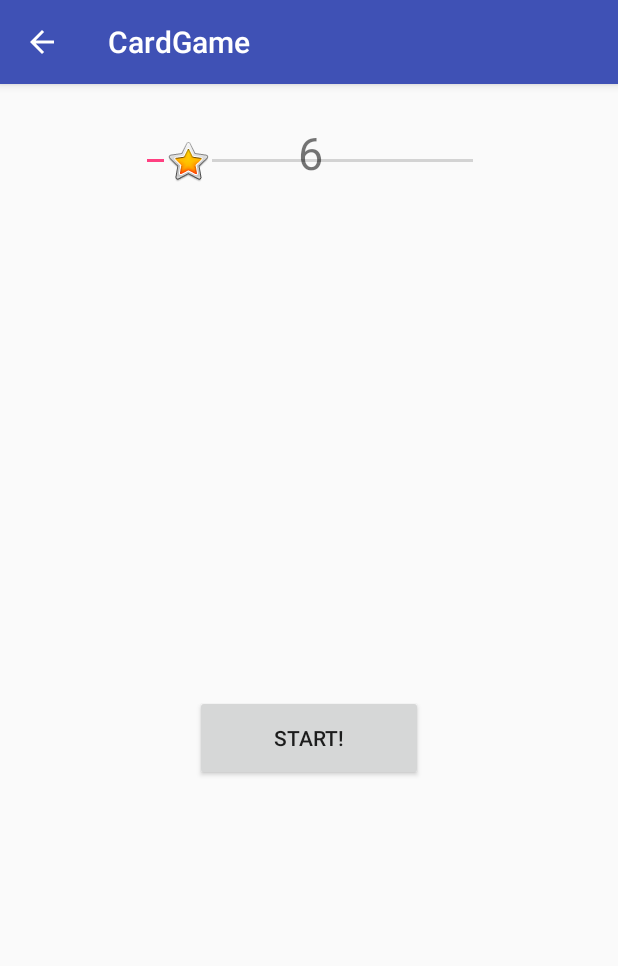
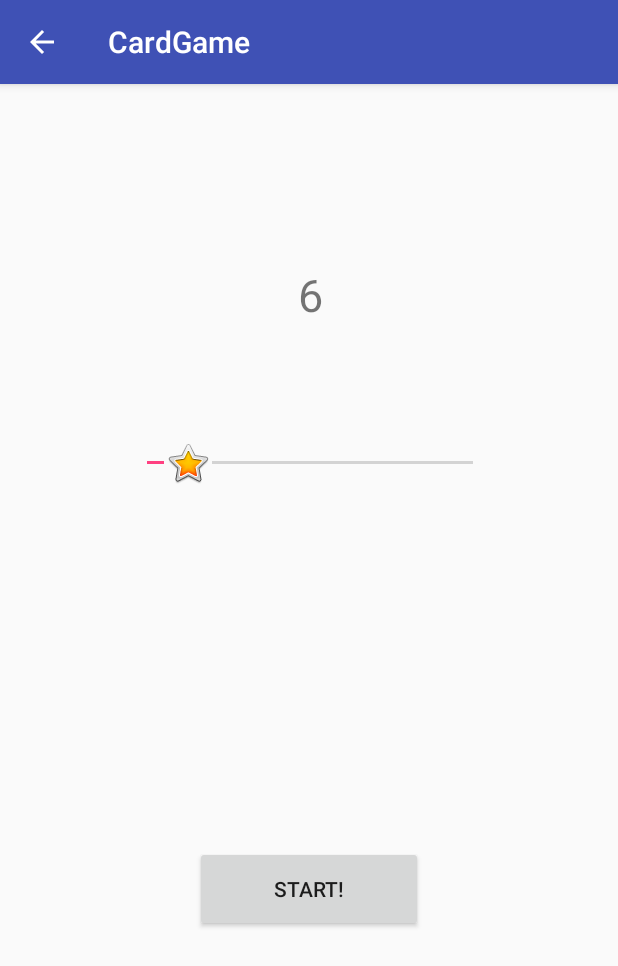
Before and after one commit to SwaySway/CardGame, an Android app: the GameDifficultyActivity screen opened directly, with no data from a screen before it, on a phone screen of 412 x 824 dp. Shown: the top 966 px of the screen. Run offline under Robolectric (Android 15) with nearby library versions, the phone set to English and light mode, and no system bars.

Commit message:
final submission

```diff
--- a/app/src/main/res/layout/activity_game_difficulty_acitivity.xml
+++ b/app/src/main/res/layout/activity_game_difficulty_acitivity.xml
@@ -12,25 +12,24 @@
         android:layout_height="103dp"
         android:layout_marginEnd="8dp"
         android:layout_marginStart="8dp"
+        android:layout_marginTop="20dp"
         android:scrollbarSize="50dp"
         android:thumb="@android:drawable/btn_star_big_on"
         app:layout_constraintEnd_toEndOf="parent"
         app:layout_constraintHorizontal_bias="0.505"
         app:layout_constraintStart_toStartOf="parent"
-        tools:layout_editor_absoluteY="204dp" />
+        app:layout_constraintTop_toBottomOf="@+id/seekText" />
 
     <TextView
         android:id="@+id/seekText"
         android:layout_width="109dp"
         android:layout_height="57dp"
-        android:layout_marginBottom="8dp"
         android:layout_marginEnd="8dp"
         android:layout_marginStart="8dp"
         android:layout_marginTop="124dp"
         android:includeFontPadding="false"
         android:textAlignment="center"
         android:textSize="30sp"
-        app:layout_constraintBottom_toTopOf="@+id/seekgamedifficulty"
         app:layout_constraintEnd_toEndOf="parent"
         app:layout_constraintHorizontal_bias="0.502"
         app:layout_constraintStart_toStartOf="parent"
@@ -47,7 +46,7 @@
         android:layout_marginTop="8dp"
         android:clickable="true"
         android:onClick="launchGame"
-        android:text="Go!"
+        android:text="@string/go"
         app:layout_constraintBottom_toBottomOf="parent"
         app:layout_constraintEnd_toEndOf="parent"
         app:layout_constraintStart_toStartOf="parent"
--- a/app/src/main/res/values/strings.xml
+++ b/app/src/main/res/values/strings.xml
@@ -17,4 +17,5 @@
     <string name="action_settings">Settings</string>
     <string name="section_format">Hello World from section: %1$d</string>
     <string name="go">Go!</string>
+    <string name="go">Go!</string>
 </resources>
```
